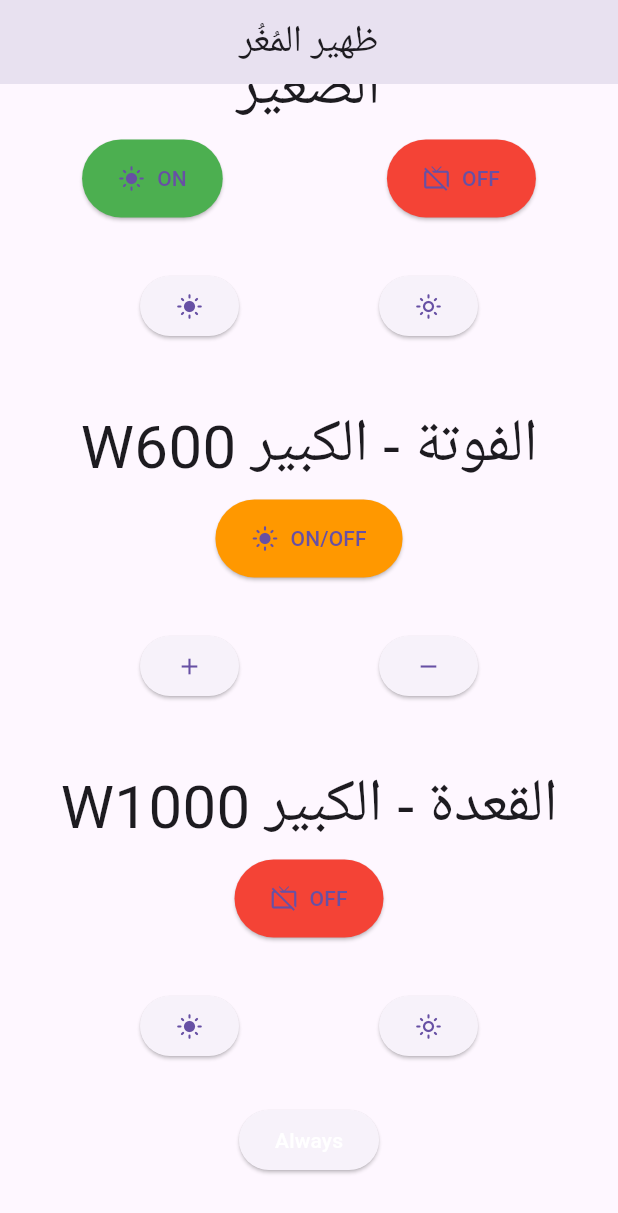
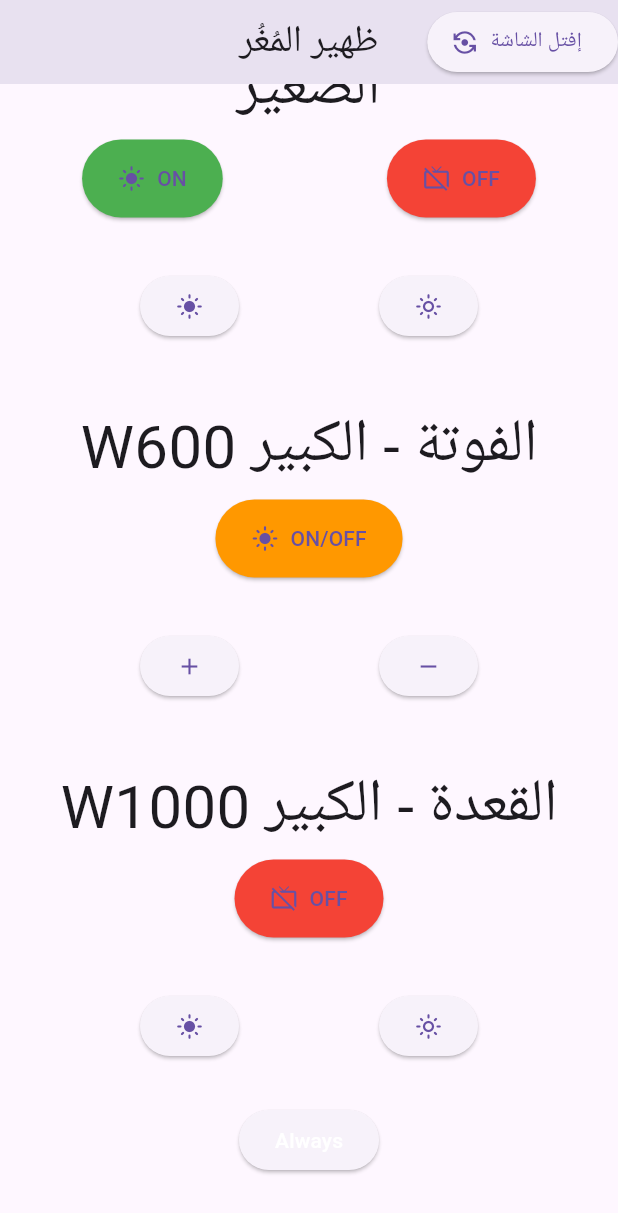
Before and after one commit to NaseemSrour/Custom-IR-Blaster, a Flutter app: the screen it shows after launch, scrolled down 278 dp, on a phone screen of 412 x 824 dp. Shown: the top 1213 px of the screen. Run offline on Flutter 3.47's test engine with Material 3 defaults, Android fonts, the phone set to English and light mode, and no system bars; missing offline and left inert: ir_sensor_plugin.

Commit message:
Added 'Flip Screen' functionality

```diff
--- /dev/null
+++ b/lib/globals.dart
@@ -0,0 +1,3 @@
+import 'dart:math';
+
+double rotationAngle = 0;
--- a/lib/main.dart
+++ b/lib/main.dart
@@ -1,7 +1,10 @@
+import 'dart:math';
+
 import 'package:flutter/material.dart';
 import 'package:flutter/services.dart';
 import 'package:ir_sensor_plugin/ir_sensor_plugin.dart';
 import 'package:remote_ir/constants.dart' as Constants;
+import 'package:remote_ir/globals.dart' as Globals;
 
 void main() {
   runApp(MyApp());
@@ -97,14 +100,34 @@ class _MyHomePageState extends State<MyHomePage> {
     initPlatformState();
     return Scaffold(
         appBar: AppBar(
-          title: Text(
+            title: Transform(
+                alignment: Alignment.center,
+                transform: Matrix4.rotationZ(Globals.rotationAngle),
+                child: Text(
                   "ظهير المُغُر",
                   style: TextStyle(fontSize: 25),
-          ),
+                )),
             centerTitle: true,
-        ),
+            actions: <Widget>[
+              Transform(
+                  alignment: Alignment.center,
+                  transform: Matrix4.rotationZ(Globals.rotationAngle),
+                  child: ElevatedButton.icon(
+                    onPressed: () {
+                      setState(() {
+                        Globals.rotationAngle =
+                            (Globals.rotationAngle - pi).abs();
+                      });
+                    },
+                    icon: Icon(Icons.flip_camera_android), // The icon
+                    label: Text("إفتل الشاشة"), // The text
+                  )),
+            ]),
         body: Container(
           child: SingleChildScrollView(
+              child: Transform(
+                  alignment: Alignment.center,
+                  transform: Matrix4.rotationZ(Globals.rotationAngle),
                   child: Column(
                     mainAxisSize: MainAxisSize.min,
                     crossAxisAlignment: CrossAxisAlignment.center,
@@ -133,12 +156,15 @@ class _MyHomePageState extends State<MyHomePage> {
                       SizedBox(
                         height: 8,
                       ),
+                      Column(
+                        mainAxisAlignment: MainAxisAlignment.center,
+                        children: [
                           Text(
                             "Systems",
                             style: TextStyle(fontSize: 25),
                           ),
                           const SizedBox(height: 60),
-              const Text(
+                          Text(
                             "الصغير",
                             style: TextStyle(fontSize: 40),
                           ),
@@ -154,7 +180,8 @@ class _MyHomePageState extends State<MyHomePage> {
                                   print(_platformVersion);
                                   String TV_POWER_HEX = txtCtrl.text;
                                   // final String result = await IrSensorPlugin.transmitString(pattern: TV_POWER_HEX);
-                      customSendIR(Constants.SMALL_ON_LIST, "ON SMALL");
+                                  customSendIR(
+                                      Constants.SMALL_ON_LIST, "ON SMALL");
                                 },
                               ),
                               SimpleElevatedButtonWithIcon(
@@ -162,7 +189,8 @@ class _MyHomePageState extends State<MyHomePage> {
                                 iconData: Icons.tv_off,
                                 color: Colors.red,
                                 onPressed: () async {
-                      customSendIR(Constants.SMALL_OFF_LIST, "OFF SMALL");
+                                  customSendIR(
+                                      Constants.SMALL_OFF_LIST, "OFF SMALL");
                                 },
                               ),
                             ],
@@ -173,21 +201,19 @@ class _MyHomePageState extends State<MyHomePage> {
                             children: [
                               ElevatedButton(
                                   onPressed: () async {
-                        customSendIR(
-                            Constants.SMALL_BRIGHTNESS_UP, "Brightness+ SMALL");
+                                    customSendIR(Constants.SMALL_BRIGHTNESS_UP,
+                                        "Brightness+ SMALL");
                                   },
                                   child: Icon(Icons.light_mode)),
                               ElevatedButton(
                                   onPressed: () async {
-                        customSendIR(Constants.SMALL_BRIGHTNESS_DOWN,
+                                    customSendIR(
+                                        Constants.SMALL_BRIGHTNESS_DOWN,
                                         "Brightness- SMALL");
                                   },
                                   child: Icon(Icons.light_mode_outlined)),
                             ],
                           ),
-              Column(
-                mainAxisAlignment: MainAxisAlignment.center,
-                children: [
                           const SizedBox(height: 40),
                           const Text(
                             "Wالفوتة - الكبير 600",
@@ -215,13 +241,15 @@ class _MyHomePageState extends State<MyHomePage> {
                             children: [
                               ElevatedButton(
                                   onPressed: () async {
-                            customSendIR(Constants.BIG_600W_BRIGHTNESS_UP,
+                                    customSendIR(
+                                        Constants.BIG_600W_BRIGHTNESS_UP,
                                         "Brightness+ BIG 600W");
                                   },
                                   child: Icon(Icons.add)),
                               ElevatedButton(
                                   onPressed: () async {
-                            customSendIR(Constants.BIG_600W_BRIGHTNESS_DOWN,
+                                    customSendIR(
+                                        Constants.BIG_600W_BRIGHTNESS_DOWN,
                                         "Brightness- BIG 600W");
                                   },
                                   child: Icon(Icons.remove)),
@@ -256,14 +284,16 @@ class _MyHomePageState extends State<MyHomePage> {
                                 ElevatedButton(
                                     onPressed: () async {
                                       customSendIR(
-                                  Constants.LARGE_1000W_FULL_BRIGHTNESS_LIST,
+                                          Constants
+                                              .LARGE_1000W_FULL_BRIGHTNESS_LIST,
                                           "Brightness+ LARGE");
                                     },
                                     child: Icon(Icons.light_mode)),
                                 ElevatedButton(
                                     onPressed: () async {
                                       customSendIR(
-                                  Constants.LARGE_1000W_HALF_BRIGHTNESS_LIST,
+                                          Constants
+                                              .LARGE_1000W_HALF_BRIGHTNESS_LIST,
                                           "Brightness- LARGE");
                                     },
                                     child: Icon(Icons.light_mode_outlined))
@@ -271,8 +301,8 @@ class _MyHomePageState extends State<MyHomePage> {
                           const SizedBox(height: 28),
                           ElevatedButton(
                               onPressed: () async {
-                        customSendIR(
-                            Constants.LARGE_1000W_ALWAYS_LIST, "LARGE Always");
+                                customSendIR(Constants.LARGE_1000W_ALWAYS_LIST,
+                                    "LARGE Always");
                               },
                               child: Text(
                                 "Always",
@@ -282,7 +312,7 @@ class _MyHomePageState extends State<MyHomePage> {
                         ],
                       ),
                     ],
-          )),
+                  ))),
         ));
   }
 
```
Lines whose indentation alone changed are shown as unchanged.
